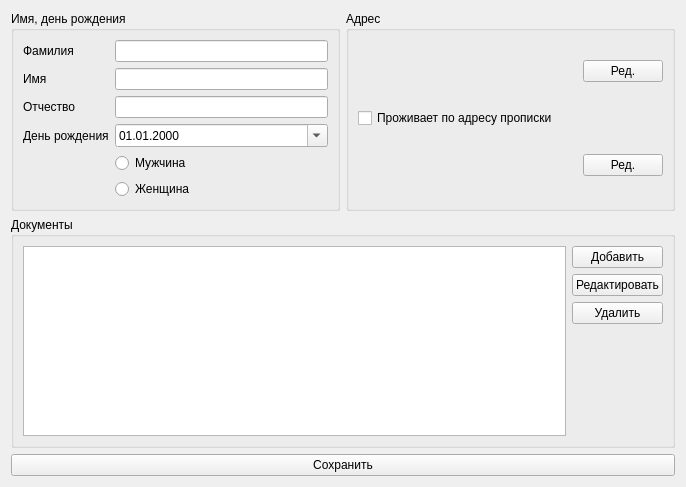
The window that msystem/src/patients/patienteditwidget.ui (megakoko/m-system) describes before a commit, drawn with Qt 5.
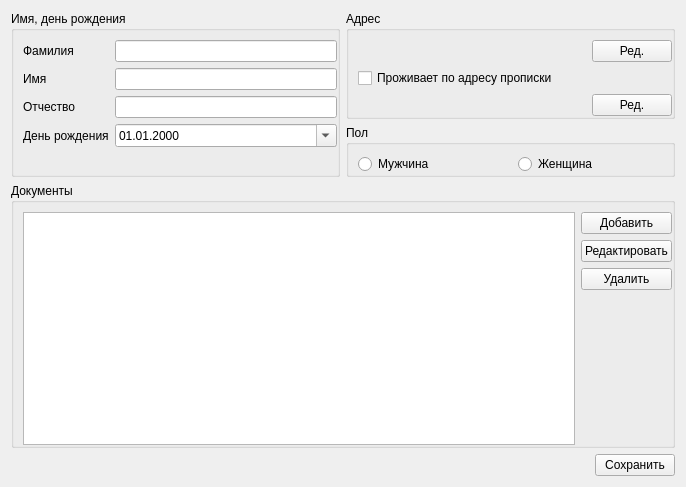
The same window after the commit.

Commit message: Исправил интерфейс виджета редактирования пациентов.

```diff
--- a/msystem/src/patients/patienteditwidget.ui
+++ b/msystem/src/patients/patienteditwidget.ui
@@ -15,8 +15,8 @@
   </property>
   <layout class="QVBoxLayout" name="verticalLayout_2">
    <item>
-    <layout class="QHBoxLayout" name="horizontalLayout_2" stretch="1,1">
-     <item>
+    <layout class="QGridLayout" name="gridLayout_2">
+     <item row="0" column="0" rowspan="2">
       <widget class="QGroupBox" name="groupBox">
        <property name="title">
         <string>Имя, день рождения</string>
@@ -34,6 +34,12 @@
         <property name="formAlignment">
          <set>Qt::AlignLeading|Qt::AlignLeft|Qt::AlignTop</set>
         </property>
+        <property name="rightMargin">
+         <number>0</number>
+        </property>
+        <property name="bottomMargin">
+         <number>0</number>
+        </property>
         <item row="0" column="0">
          <widget class="QLabel" name="label">
           <property name="text">
@@ -81,29 +87,21 @@
           </property>
          </widget>
         </item>
-        <item row="5" column="1">
-         <widget class="QRadioButton" name="m_female">
-          <property name="text">
-           <string>Женщина</string>
-          </property>
-         </widget>
-        </item>
-        <item row="4" column="1">
-         <widget class="QRadioButton" name="m_male">
-          <property name="text">
-           <string>Мужчина</string>
-          </property>
-         </widget>
-        </item>
        </layout>
       </widget>
      </item>
-     <item>
+     <item row="0" column="1">
       <widget class="QGroupBox" name="groupBox_4">
        <property name="title">
         <string>Адрес</string>
        </property>
        <layout class="QGridLayout" name="gridLayout">
+        <property name="rightMargin">
+         <number>0</number>
+        </property>
+        <property name="bottomMargin">
+         <number>0</number>
+        </property>
         <item row="0" column="0">
          <widget class="QLabel" name="m_mailingAddressLabel">
           <property name="sizePolicy">
@@ -172,9 +170,36 @@
        </layout>
       </widget>
      </item>
-    </layout>
-   </item>
-   <item>
+     <item row="1" column="1">
+      <widget class="QGroupBox" name="groupBox_3">
+       <property name="title">
+        <string>Пол</string>
+       </property>
+       <layout class="QHBoxLayout" name="horizontalLayout_2">
+        <property name="rightMargin">
+         <number>0</number>
+        </property>
+        <property name="bottomMargin">
+         <number>0</number>
+        </property>
+        <item>
+         <widget class="QRadioButton" name="m_male">
+          <property name="text">
+           <string>Мужчина</string>
+          </property>
+         </widget>
+        </item>
+        <item>
+         <widget class="QRadioButton" name="m_female">
+          <property name="text">
+           <string>Женщина</string>
+          </property>
+         </widget>
+        </item>
+       </layout>
+      </widget>
+     </item>
+     <item row="2" column="0" colspan="2">
     <widget class="QGroupBox" name="groupBox_2">
      <property name="title">
       <string>Документы</string>
@@ -183,6 +208,12 @@
       <property name="leftMargin">
        <number>9</number>
       </property>
+        <property name="rightMargin">
+         <number>0</number>
+        </property>
+        <property name="bottomMargin">
+         <number>0</number>
+        </property>
       <item>
        <widget class="QTableWidget" name="m_documentTable">
         <property name="editTriggers">
@@ -243,12 +274,31 @@
      </layout>
     </widget>
    </item>
+    </layout>
+   </item>
+   <item>
+    <layout class="QHBoxLayout" name="horizontalLayout_3">
+     <item>
+      <spacer name="horizontalSpacer">
+       <property name="orientation">
+        <enum>Qt::Horizontal</enum>
+       </property>
+       <property name="sizeHint" stdset="0">
+        <size>
+         <width>40</width>
+         <height>20</height>
+        </size>
+       </property>
+      </spacer>
+     </item>
    <item>
     <widget class="QPushButton" name="m_save">
      <property name="text">
       <string>Сохранить</string>
      </property>
     </widget>
+     </item>
+    </layout>
    </item>
   </layout>
  </widget>
```
Lines whose indentation alone changed are shown as unchanged.
